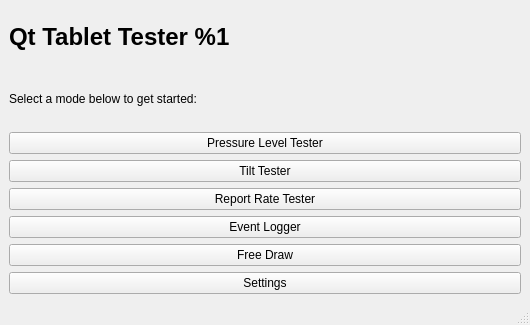
Above: mainwindow.ui from scribblemaniac/qt-tablet-tester before the change. Below: the same form after it.
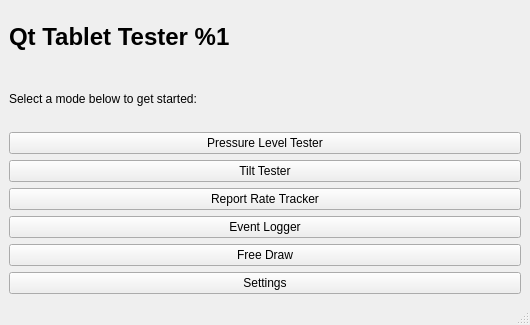
That is the form after the change.

Commit message: Add report rate tracker window

Diff of the .ui file:
```diff
--- a/mainwindow.ui
+++ b/mainwindow.ui
@@ -46,7 +46,7 @@
     <item>
      <widget class="QPushButton" name="reportRateButton">
       <property name="text">
-       <string>Report Rate Tester</string>
+       <string>Report Rate Tracker</string>
       </property>
      </widget>
     </item>
```
The commit also changes 8 other files.
